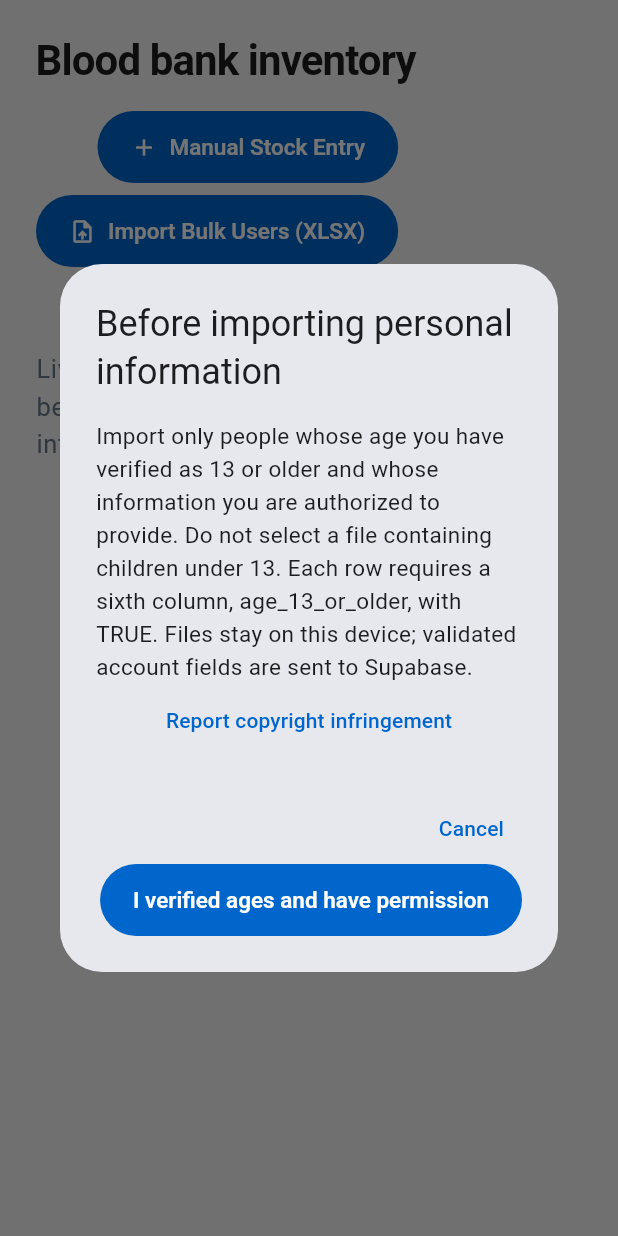
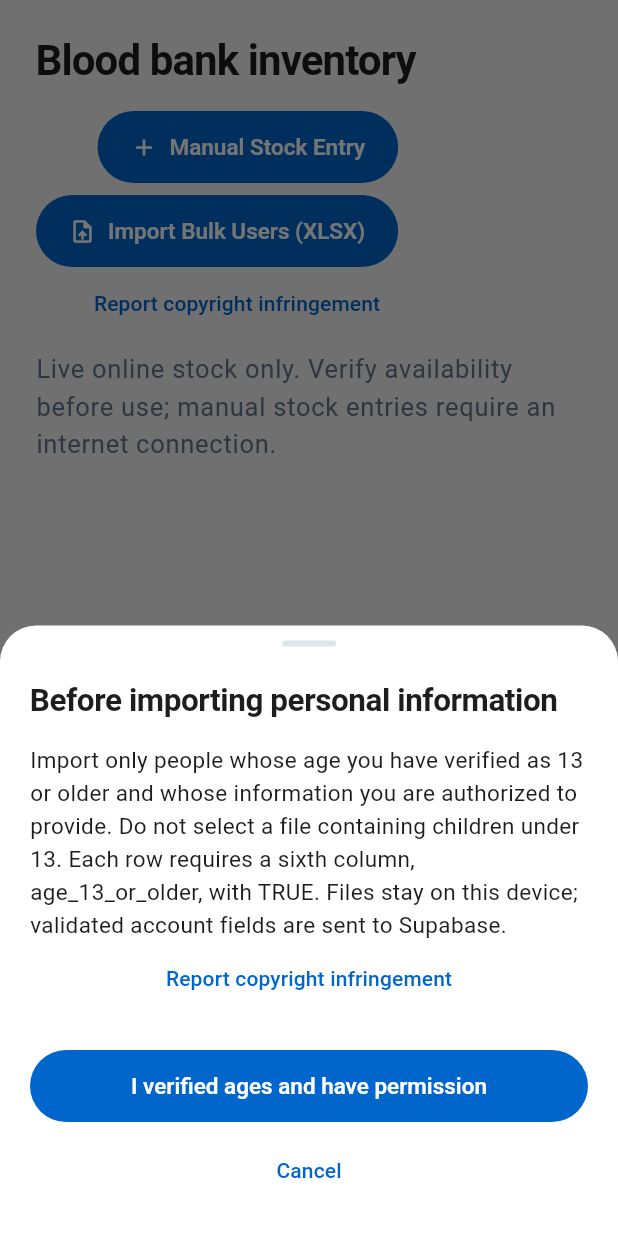
Before and after one commit to Ghazenk/LifeLink, a Flutter app: the _LiveInventoryTab widget shown alone on an empty page, opened directly, after a tap on "Import Bulk Users (XLSX)", on a phone screen of 412 x 824 dp. Run offline on Flutter 3.47's test engine with Material 3 defaults, Android fonts, the phone set to English and light mode, and no system bars; our stand-ins replace camera, connectivity_plus, file_picker, flutter_animate, flutter_riverpod, flutter_secure_storage and 4 more; missing offline and left inert: excel, zxing2; accounts and stored records are empty; generated files the repository leaves out were written again; Roboto replaces fonts that are missing (Segoe UI).

Commit message:
feat: use responsive sheets for app dialogs

```diff
--- /dev/null
+++ b/lib/core/theme/adaptive_sheet.dart
@@ -0,0 +1,136 @@
+import 'package:flutter/material.dart';
+
+/// A bottom sheet on compact screens and a bounded dialog on workstations.
+/// Callers keep using the returned value to distinguish confirm from cancel.
+Future<T?> showAdaptiveSheet<T>({
+  required BuildContext context,
+  required WidgetBuilder builder,
+  bool dismissible = true,
+}) {
+  final compact = MediaQuery.sizeOf(context).width < 600;
+  if (compact) {
+    return showModalBottomSheet<T>(
+      context: context,
+      useRootNavigator: true,
+      isScrollControlled: true,
+      isDismissible: dismissible,
+      enableDrag: dismissible,
+      useSafeArea: true,
+      backgroundColor: Colors.transparent,
+      builder: (sheetContext) => AnimatedPadding(
+        duration: const Duration(milliseconds: 180),
+        curve: Curves.easeOut,
+        padding: EdgeInsets.only(
+          bottom: MediaQuery.viewInsetsOf(sheetContext).bottom,
+        ),
+        child: builder(sheetContext),
+      ),
+    );
+  }
+  return showDialog<T>(
+    context: context,
+    useRootNavigator: true,
+    barrierDismissible: dismissible,
+    builder: (dialogContext) => Dialog(
+      insetPadding: const EdgeInsets.all(24),
+      clipBehavior: Clip.antiAlias,
+      shape: RoundedRectangleBorder(borderRadius: BorderRadius.circular(20)),
+      child: ConstrainedBox(
+        constraints: const BoxConstraints(maxWidth: 520),
+        child: builder(dialogContext),
+      ),
+    ),
+  );
+}
+
+class AppSheet extends StatelessWidget {
+  const AppSheet({
+    super.key,
+    required this.title,
+    required this.content,
+    this.actions = const [],
+  });
+
+  final Widget title;
+  final Widget content;
+  final List<Widget> actions;
+
+  @override
+  Widget build(BuildContext context) {
+    final compact = MediaQuery.sizeOf(context).width < 600;
+    final theme = Theme.of(context);
+    final maxHeight = MediaQuery.sizeOf(context).height * (compact ? .88 : .82);
+    return Material(
+      color: theme.colorScheme.surface,
+      borderRadius: BorderRadius.vertical(
+        top: Radius.circular(compact ? 24 : 20),
+        bottom: Radius.circular(compact ? 0 : 20),
+      ),
+      clipBehavior: Clip.antiAlias,
+      child: ConstrainedBox(
+        constraints: BoxConstraints(maxHeight: maxHeight),
+        child: Padding(
+          padding: EdgeInsets.fromLTRB(
+            compact ? 20 : 28,
+            compact ? 10 : 28,
+            compact ? 20 : 28,
+            compact ? 20 + MediaQuery.paddingOf(context).bottom : 28,
+          ),
+          child: Column(
+            mainAxisSize: MainAxisSize.min,
+            crossAxisAlignment: CrossAxisAlignment.stretch,
+            children: [
+              if (compact) ...[
+                Align(
+                  alignment: Alignment.center,
+                  child: Container(
+                    width: 36,
+                    height: 4,
+                    decoration: BoxDecoration(
+                      color: theme.colorScheme.outlineVariant,
+                      borderRadius: BorderRadius.circular(4),
+                    ),
+                  ),
+                ),
+                const SizedBox(height: 22),
+              ],
+              Semantics(
+                header: true,
+                child: DefaultTextStyle.merge(
+                  style: theme.textTheme.titleLarge,
+                  child: title,
+                ),
+              ),
+              const SizedBox(height: 16),
+              Flexible(child: SingleChildScrollView(child: content)),
+              if (actions.isNotEmpty) ...[
+                const SizedBox(height: 24),
+                if (compact)
+                  Column(
+                    crossAxisAlignment: CrossAxisAlignment.stretch,
+                    children: [
+                      for (
+                        var index = actions.length - 1;
+                        index >= 0;
+                        index--
+                      ) ...[
+                        SizedBox(width: double.infinity, child: actions[index]),
+                        if (index > 0) const SizedBox(height: 8),
+                      ],
+                    ],
+                  )
+                else
+                  Wrap(
+                    alignment: WrapAlignment.end,
+                    spacing: 8,
+                    runSpacing: 8,
+                    children: actions,
+                  ),
+              ],
+            ],
+          ),
+        ),
+      ),
+    );
+  }
+}
--- a/lib/features/reception/reception_screen.dart
+++ b/lib/features/reception/reception_screen.dart
@@ -7,6 +7,7 @@ import 'dart:io';
 import 'package:flutter/material.dart';
 import 'package:lifelink/features/auth/session_actions.dart';
 import 'package:lifelink/core/theme/portal_shell.dart';
+import 'package:lifelink/core/theme/adaptive_sheet.dart';
 import 'package:flutter_riverpod/flutter_riverpod.dart';
 import 'package:file_picker/file_picker.dart';
 import 'package:excel/excel.dart';
@@ -14,6 +15,7 @@ import 'package:excel/excel.dart';
 import 'data/workbook_validation.dart';
 
 import 'dart:async';
+
 import 'package:lifelink/core/network/backend_configuration.dart';
 
 import 'package:lifelink/features/reception/data/reception_repository.dart';
@@ -68,12 +70,11 @@ class _ReceptionScreenState extends State<ReceptionScreen> {
 }
 
 Future<void> _importBulkData(BuildContext context, WidgetRef ref) async {
-  final allowed = await showDialog<bool>(
+  final allowed = await showAdaptiveSheet<bool>(
     context: context,
-    builder: (ctx) => AlertDialog(
+    builder: (ctx) => AppSheet(
       title: const Text('Before importing personal information'),
-      content: const SingleChildScrollView(
-        child: Column(
+      content: const Column(
         mainAxisSize: MainAxisSize.min,
         children: [
           Text(
@@ -81,7 +82,6 @@ Future<void> _importBulkData(BuildContext context, WidgetRef ref) async {
           ),
           CopyrightReportLink(),
         ],
-        ),
       ),
       actions: [
         TextButton(
@@ -164,10 +164,11 @@ Future<void> _importBulkData(BuildContext context, WidgetRef ref) async {
 
     if (!context.mounted) return;
     dialogOpen = true;
-    showDialog(
+    showAdaptiveSheet<void>(
       context: context,
-      barrierDismissible: false,
-      builder: (c) => const AlertDialog(
+      dismissible: false,
+      builder: (c) => const AppSheet(
+        title: Text('Importing users'),
         content: Row(
           children: [
             CircularProgressIndicator(),
@@ -363,17 +364,24 @@ class _TokenGenerationTabState extends ConsumerState<_TokenGenerationTab> {
           .issueToken(userId: userId, type: type);
 
       if (mounted) {
-        showDialog(
+        showAdaptiveSheet<void>(
           context: context,
-          builder: (ctx) => AlertDialog(
-            title: Center(child: Text(BackendConfiguration.isClinic
-                ? 'Token issued at clinic server' : 'Token saved on this device')),
+          builder: (ctx) => AppSheet(
+            title: Center(
+              child: Text(
+                BackendConfiguration.isClinic
+                    ? 'Token issued at clinic server'
+                    : 'Token saved on this device',
+              ),
+            ),
             content: Column(
               mainAxisSize: MainAxisSize.min,
               children: [
-                Text(BackendConfiguration.isClinic
+                Text(
+                  BackendConfiguration.isClinic
                       ? 'The shared clinic server accepted this token. Lab can refresh its queue over the LAN.'
-                    : 'Check sync is up to date before sending this token to another workstation.'),
+                      : 'Check sync is up to date before sending this token to another workstation.',
+                ),
                 const SizedBox(height: 16),
                 Container(
                   padding: const EdgeInsets.symmetric(
@@ -386,7 +394,10 @@ class _TokenGenerationTabState extends ConsumerState<_TokenGenerationTab> {
                   ),
                   child: Text(
                     visit.tokenNumber,
-                    style: Theme.of(context).textTheme.displayMedium?.copyWith(
+                    textAlign: TextAlign.center,
+                    maxLines: 1,
+                    overflow: TextOverflow.ellipsis,
+                    style: Theme.of(context).textTheme.headlineMedium?.copyWith(
                       fontWeight: FontWeight.bold,
                       color: Theme.of(context).colorScheme.onPrimaryContainer,
                     ),
@@ -650,11 +661,11 @@ class _LiveInventoryTab extends ConsumerWidget {
     final bloodGroups = ['A+', 'A-', 'B+', 'B-', 'AB+', 'AB-', 'O+', 'O-'];
     bool isSaving = false;
 
-    await showDialog(
+    await showAdaptiveSheet<void>(
       context: context,
       builder: (ctx) => StatefulBuilder(
         builder: (context, setState) {
-          return AlertDialog(
+          return AppSheet(
             title: const Text('Add Stock Manually'),
             content: Form(
               key: formKey,
@@ -678,9 +689,12 @@ class _LiveInventoryTab extends ConsumerWidget {
                     controller: volumeCtrl,
                     decoration: const InputDecoration(labelText: 'Volume (ml)'),
                     keyboardType: TextInputType.number,
-                    validator: (v) => v!.isEmpty || int.tryParse(v) == null
-                        ? 'Valid number required'
-                        : null,
+                    validator: (v) {
+                      final volume = int.tryParse(v?.trim() ?? '');
+                      return volume == null || volume <= 0
+                          ? 'Enter a volume greater than zero'
+                          : null;
+                    },
                   ),
                 ],
               ),
@@ -701,7 +715,7 @@ class _LiveInventoryTab extends ConsumerWidget {
                               .read(receptionRepositoryProvider)
                               .addManualStock(
                                 selectedBg,
-                                int.parse(volumeCtrl.text),
+                                int.parse(volumeCtrl.text.trim()),
                               );
                           ref.invalidate(liveInventoryProvider);
                           if (context.mounted) {
```
Also changed, not shown: lib/core/theme/portal_shell.dart (+6 -12 lines), lib/features/admin/admin_screen.dart (+12 -9 lines), lib/features/donor/donor_screen.dart (+4 -3 lines), 1 other file. Lines whose indentation alone changed are shown as unchanged.
